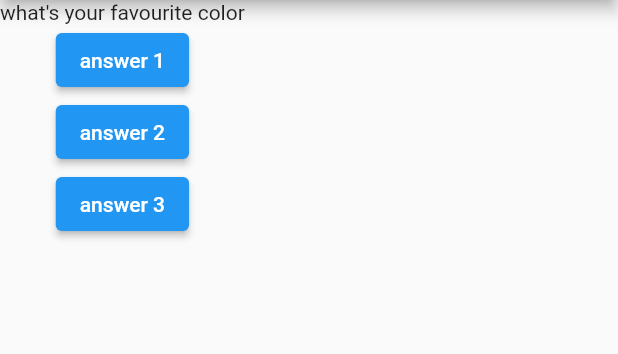
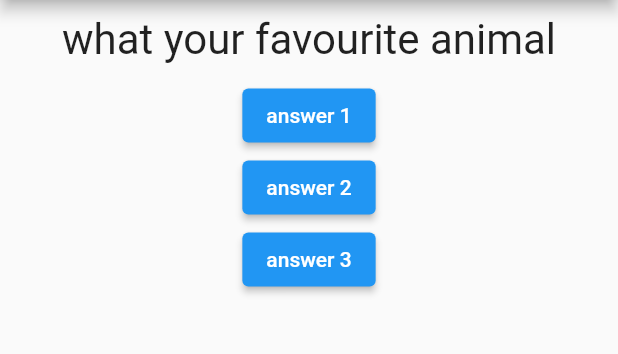
Before and after one commit to git-tolu/first_app, a Flutter app: the screen it shows after launch, after a tap on "answer 1", on a phone screen of 412 x 824 dp, the part 84-438 px from its top. Run offline on Flutter 3.47's test engine with Material 2 defaults, Android fonts, the phone set to English and light mode, and no system bars.

```diff
--- a/lib/main.dart
+++ b/lib/main.dart
@@ -1,4 +1,5 @@
 import 'package:flutter/material.dart';
+import './question.dart';
 
 // void main() {
 //   runApp(MyApp());
@@ -8,14 +9,20 @@ void main() => runApp(MyApp());
 
 class MyApp extends StatefulWidget {
   @override
-  State<MyApp> createState() => _MyAppState();
+  State<StatefulWidget> createState() {
+    // TODO: implement createState
+    return MyAppState();
+  }
 }
 
-class _MyAppState extends State<MyApp> {
+class MyAppState extends State<MyApp> {
   var questionIndex = 0;
 
   void answerQuestion() {
-    questionIndex = questionIndex + 1;
+    setState(() {
+      questionIndex = questionIndex + 1;
+    });
+    print(questionIndex);
   }
 
   @override
@@ -31,7 +38,9 @@ class _MyAppState extends State<MyApp> {
         ),
         body: Column(
           children: [
-            Text(questions[questionIndex]),
+            Question(
+              questions[questionIndex],
+            ),
             ElevatedButton(
               child: Text('answer 1'),
               onPressed: answerQuestion,
--- /dev/null
+++ b/lib/question.dart
@@ -0,0 +1,23 @@
+import 'package:flutter/src/widgets/container.dart';
+import 'package:flutter/src/widgets/framework.dart';
+import 'package:flutter/material.dart';
+
+class Question extends StatelessWidget {
+  final String questionText;
+  Question(this.questionText);
+
+  @override
+  Widget build(BuildContext context) {
+    return Container(
+      width: double.infinity,
+      margin: EdgeInsets.all(10),
+      child: Text(
+        questionText,
+        style: TextStyle(
+          fontSize: 28,
+        ),
+        textAlign: TextAlign.center,
+      ),
+    );
+  }
+}
```
